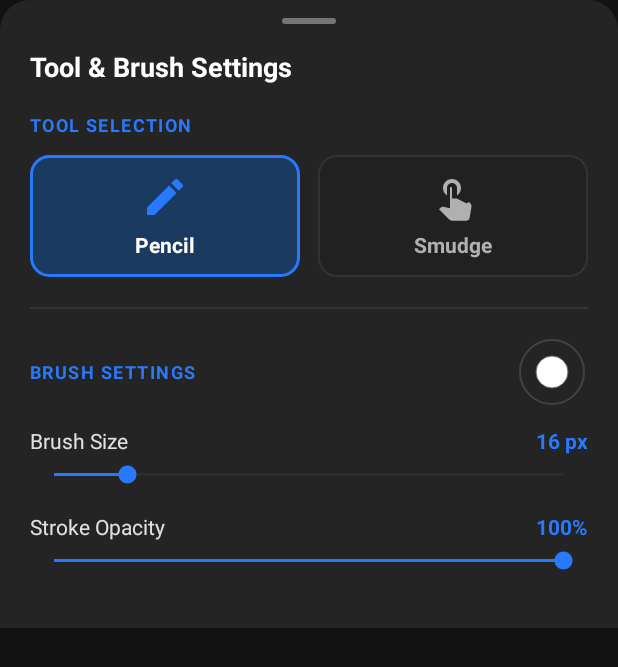
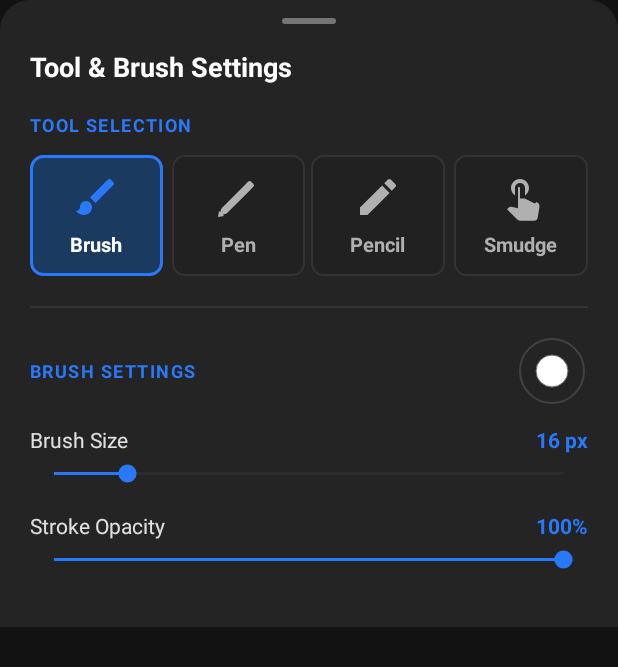
Before and after one commit to wolfgangmeyers/smartdraw-android, an Android app: the layout modal_tool_settings.xml on its own in the app's theme, with its tools: preview values and no code run, on a phone screen of 412 x 824 dp. Shown: the top 667 px of the screen. Run offline under Robolectric (Android 15) with nearby library versions, the phone set to English and light mode, and no system bars.

Commit message:
Implement Tool Specialization (Paintbrush, Pen, Pencil) and Layer Delete Confirmation

```diff
--- a/app/src/main/java/com/smartdraw/project/PaintingProject.kt
+++ b/app/src/main/java/com/smartdraw/project/PaintingProject.kt
@@ -13,7 +13,7 @@ data class PaintingProject(
     var isReferenceVisible: Boolean = true,
     var useReferenceColors: Boolean = true,
     var isRatchetEnabled: Boolean = false,
-    var activeTool: String = "PENCIL",
+    var activeTool: String = "PAINTBRUSH",
     var brushSize: Float = 20.0f,
     var brushOpacity: Float = 1.0f,
     var manualBrushColor: Int = Color.BLACK,
--- a/app/src/main/res/drawable/bg_tool_card_active.xml
+++ b/app/src/main/res/drawable/bg_tool_card_active.xml
@@ -3,5 +3,5 @@
     android:shape="rectangle">
     <solid android:color="#1A3A60" />
     <stroke android:width="2dp" android:color="#2979FF" />
-    <corners android:radius="12dp" />
+    <corners android:radius="8dp" />
 </shape>
--- a/app/src/main/res/drawable/bg_tool_card_inactive.xml
+++ b/app/src/main/res/drawable/bg_tool_card_inactive.xml
@@ -3,5 +3,5 @@
     android:shape="rectangle">
     <solid android:color="#212121" />
     <stroke android:width="1dp" android:color="#333333" />
-    <corners android:radius="12dp" />
+    <corners android:radius="8dp" />
 </shape>
--- /dev/null
+++ b/app/src/main/res/drawable/ic_brush.xml
@@ -0,0 +1,9 @@
+<vector xmlns:android="http://schemas.android.com/apk/res/android"
+    android:width="24dp"
+    android:height="24dp"
+    android:viewportWidth="24"
+    android:viewportHeight="24">
+    <path
+        android:fillColor="#FFFFFFFF"
+        android:pathData="M7,14c-1.66,0 -3,1.34 -3,3 0,1.31 -1.16,2 -2,2 0.92,1.22 2.49,2 4,2 2.21,0 4,-1.79 4,-4 0,-1.66 -1.34,-3 -3,-3zM20.71,4.63l-1.34,-1.34c-0.39,-0.39 -1.02,-0.39 -1.41,0L9,12.25 11.75,15l8.96,-8.96c0.39,-0.39 0.39,-1.02 0,-1.41z"/>
+</vector>
--- /dev/null
+++ b/app/src/main/res/drawable/ic_pen.xml
@@ -0,0 +1,12 @@
+<vector xmlns:android="http://schemas.android.com/apk/res/android"
+    android:width="24dp"
+    android:height="24dp"
+    android:viewportWidth="24"
+    android:viewportHeight="24">
+    <path
+        android:fillColor="#FFFFFFFF"
+        android:pathData="M2.5,21.5l3.8,-1.2 12.1,-12.1 -2.6,-2.6L3.7,17.7zM19.7,6.9c0.4,-0.4 0.4,-1 0,-1.4l-1.2,-1.2c-0.4,-0.4 -1,-0.4 -1.4,0l-1.4,1.4 2.6,2.6z"/>
+    <path
+        android:fillColor="#FFFFFFFF"
+        android:pathData="M2,22l3,-0.5 -2.5,-2.5z"/>
+</vector>
--- a/app/src/main/res/layout/modal_tool_settings.xml
+++ b/app/src/main/res/layout/modal_tool_settings.xml
@@ -50,13 +50,13 @@
             android:orientation="horizontal"
             android:layout_marginBottom="20dp">
 
-            <!-- Pencil Card Button -->
+            <!-- Paintbrush Card Button -->
             <LinearLayout
-                android:id="@+id/cardToolPencil"
+                android:id="@+id/cardToolBrush"
                 android:layout_width="0dp"
                 android:layout_height="wrap_content"
                 android:layout_weight="1"
-                android:layout_marginEnd="6dp"
+                android:layout_marginEnd="4dp"
                 android:orientation="vertical"
                 android:gravity="center"
                 android:paddingTop="12dp"
@@ -66,11 +66,83 @@
                 android:focusable="true">
 
                 <ImageView
+                    android:id="@+id/iconBrush"
+                    android:layout_width="32dp"
+                    android:layout_height="32dp"
+                    android:src="@drawable/ic_brush"
+                    android:tint="#2979FF"
+                    android:contentDescription="Paintbrush" />
+
+                <TextView
+                    android:id="@+id/textBrush"
+                    android:layout_width="wrap_content"
+                    android:layout_height="wrap_content"
+                    android:layout_marginTop="6dp"
+                    android:text="Brush"
+                    android:textColor="#FFFFFF"
+                    android:textSize="13sp"
+                    android:textStyle="bold" />
+
+            </LinearLayout>
+
+            <!-- Pen Card Button -->
+            <LinearLayout
+                android:id="@+id/cardToolPen"
+                android:layout_width="0dp"
+                android:layout_height="wrap_content"
+                android:layout_weight="1"
+                android:layout_marginStart="2dp"
+                android:layout_marginEnd="2dp"
+                android:orientation="vertical"
+                android:gravity="center"
+                android:paddingTop="12dp"
+                android:paddingBottom="12dp"
+                android:background="@drawable/bg_tool_card_inactive"
+                android:clickable="true"
+                android:focusable="true">
+
+                <ImageView
+                    android:id="@+id/iconPen"
+                    android:layout_width="32dp"
+                    android:layout_height="32dp"
+                    android:src="@drawable/ic_pen"
+                    android:tint="#B0B0B0"
+                    android:contentDescription="Pen" />
+
+                <TextView
+                    android:id="@+id/textPen"
+                    android:layout_width="wrap_content"
+                    android:layout_height="wrap_content"
+                    android:layout_marginTop="6dp"
+                    android:text="Pen"
+                    android:textColor="#B0B0B0"
+                    android:textSize="13sp"
+                    android:textStyle="bold" />
+
+            </LinearLayout>
+
+            <!-- Pencil Card Button -->
+            <LinearLayout
+                android:id="@+id/cardToolPencil"
+                android:layout_width="0dp"
+                android:layout_height="wrap_content"
+                android:layout_weight="1"
+                android:layout_marginStart="2dp"
+                android:layout_marginEnd="2dp"
+                android:orientation="vertical"
+                android:gravity="center"
+                android:paddingTop="12dp"
+                android:paddingBottom="12dp"
+                android:background="@drawable/bg_tool_card_inactive"
+                android:clickable="true"
+                android:focusable="true">
+
+                <ImageView
                     android:id="@+id/iconPencil"
                     android:layout_width="32dp"
                     android:layout_height="32dp"
                     android:src="@drawable/ic_pencil"
-                    android:tint="#2979FF"
+                    android:tint="#B0B0B0"
                     android:contentDescription="Pencil" />
 
                 <TextView
@@ -79,8 +151,8 @@
                     android:layout_height="wrap_content"
                     android:layout_marginTop="6dp"
                     android:text="Pencil"
-                    android:textColor="#FFFFFF"
-                    android:textSize="14sp"
+                    android:textColor="#B0B0B0"
+                    android:textSize="13sp"
                     android:textStyle="bold" />
 
             </LinearLayout>
@@ -91,7 +163,7 @@
                 android:layout_width="0dp"
                 android:layout_height="wrap_content"
                 android:layout_weight="1"
-                android:layout_marginStart="6dp"
+                android:layout_marginStart="4dp"
                 android:orientation="vertical"
                 android:gravity="center"
                 android:paddingTop="12dp"
@@ -115,7 +187,7 @@
                     android:layout_marginTop="6dp"
                     android:text="Smudge"
                     android:textColor="#B0B0B0"
-                    android:textSize="14sp"
+                    android:textSize="13sp"
                     android:textStyle="bold" />
 
             </LinearLayout>
```
Also changed, not shown: app/src/main/java/com/smartdraw/LayerManagerBottomSheet.kt (+11 -5 lines), app/src/main/java/com/smartdraw/MainActivity.kt (+49 -11 lines), app/src/main/java/com/smartdraw/SmartDrawView.kt (+14 -3 lines), app/src/main/java/com/smartdraw/ToolSettingsBottomSheet.kt (+63 -11 lines), app/src/main/java/com/smartdraw/input/TouchInputHandler.kt (+26 -3 lines), 5 other files.
